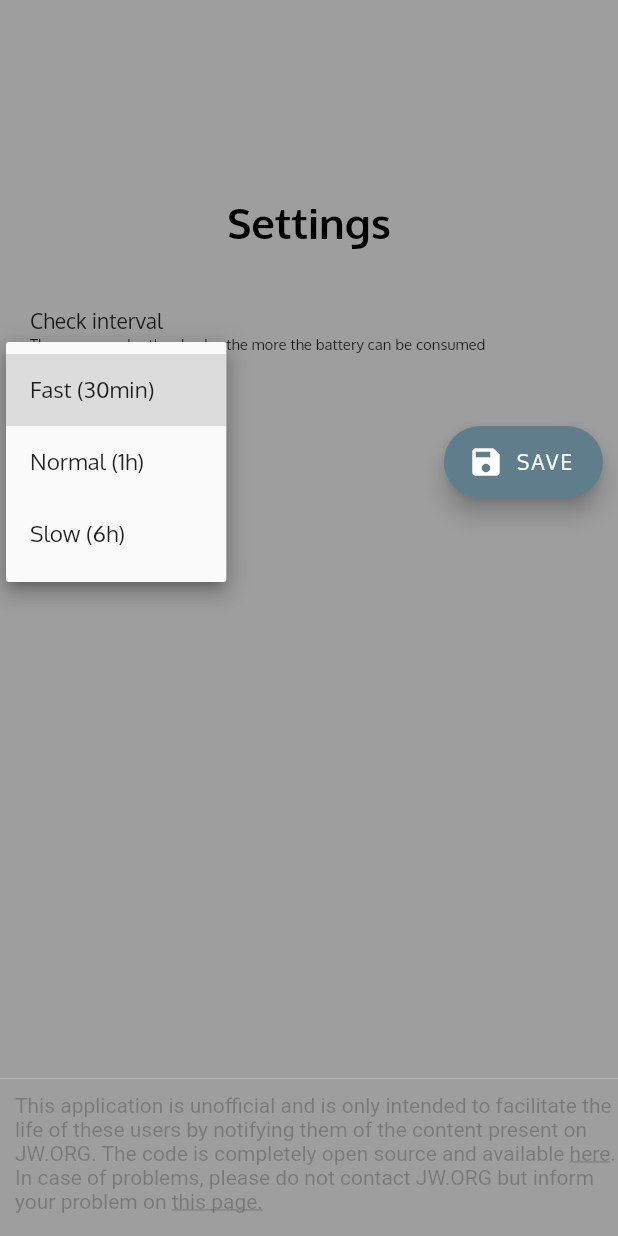
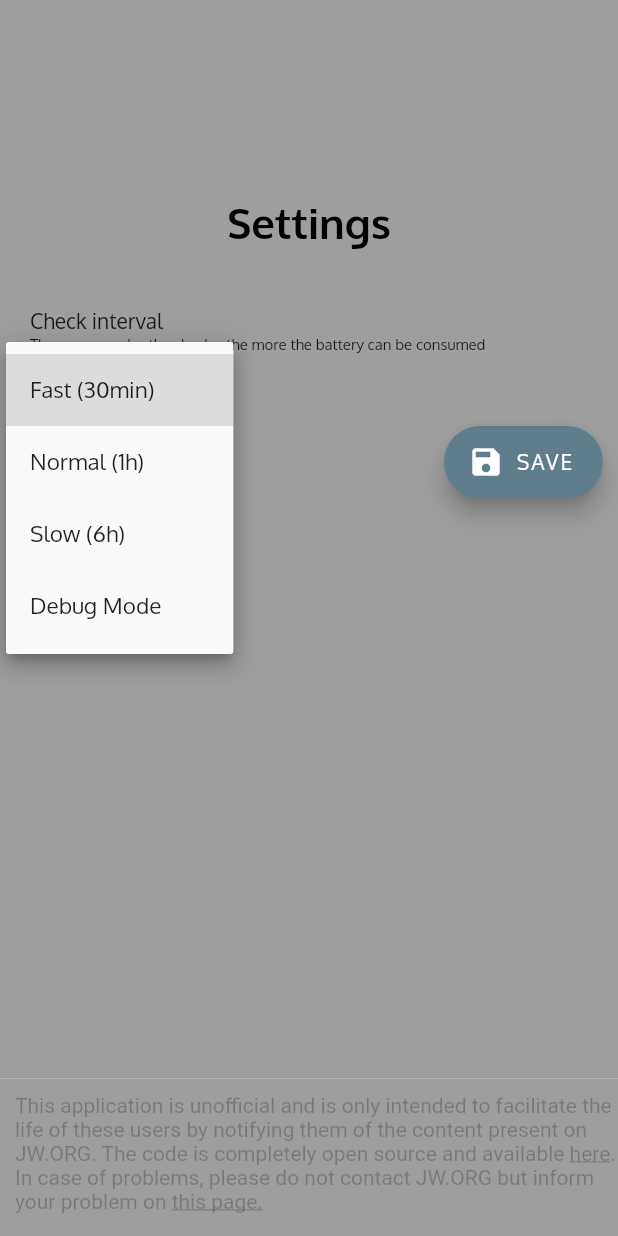
Before and after one commit to Teckinfor/JWNotifyer, a Flutter app: the Settings screen opened directly with empty values, after a tap on the "arrow drop down" icon, on a phone screen of 412 x 824 dp. Run offline on Flutter 3.47's test engine with Material 2 defaults, Android fonts, the phone set to English and light mode, and no system bars; our stand-ins replace device_info_plus, flutter_local_notifications; missing offline and left inert: flutter_background_service, flutter_background_service_android, requests.

Commit message:
patch some bugs

```diff
--- a/jwnotifyer/lib/settings.dart
+++ b/jwnotifyer/lib/settings.dart
@@ -38,7 +38,13 @@ class _SettingsState extends State<Settings> {
             "Slow (6h)",
             style: TextStyle(fontSize: 15),
           ),
-          value: "Slow")
+          value: "Slow"),
+      const DropdownMenuItem(
+          child: Text(
+            "Debug Mode",
+            style: TextStyle(fontSize: 15),
+          ),
+          value: "Debug")
     ];
     return checkInterval;
   }
```
Also changed, not shown: jwnotifyer/lib/check_content.dart (+12 -13 lines), jwnotifyer/lib/homepage.dart (+27 -19 lines).
